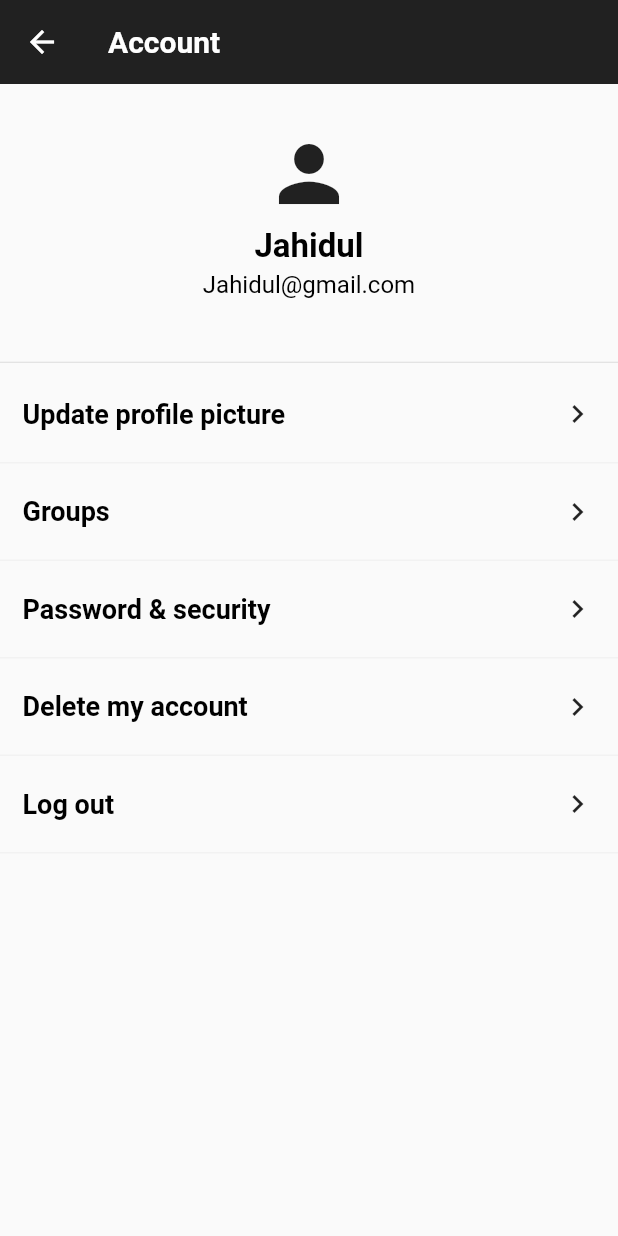
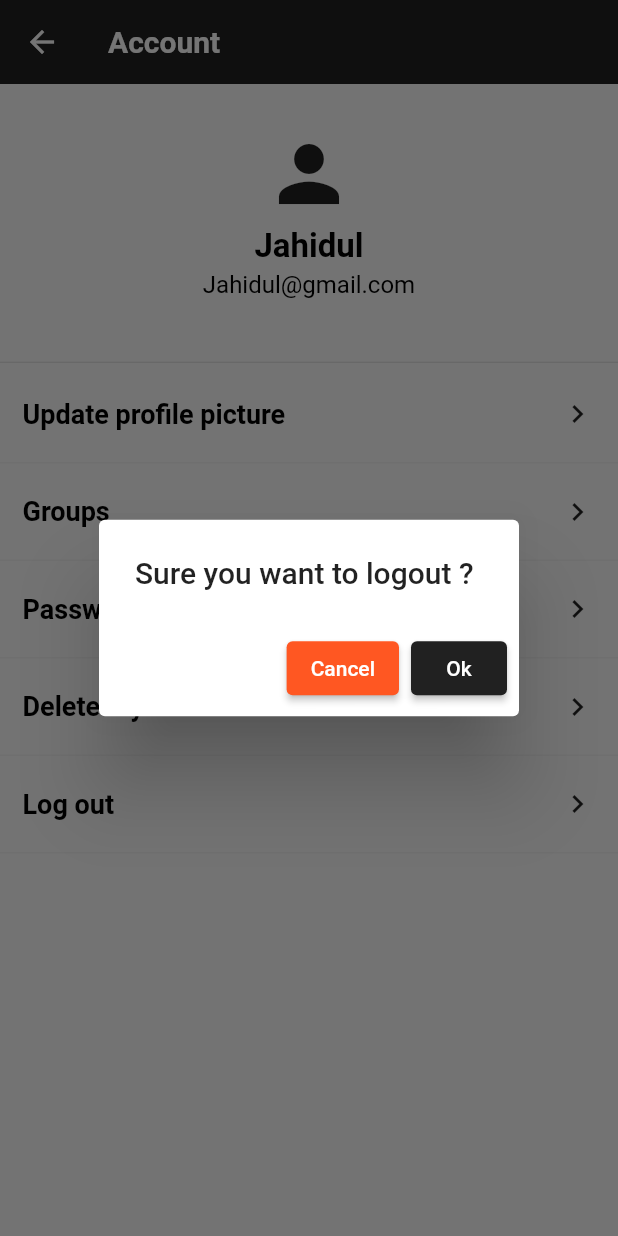
Before and after one commit to jahidul96/Memory_ShareApp_Flutter, a Flutter app: the ProfileScreen screen opened by its route, after a tap on "Log out", on a phone screen of 412 x 824 dp. Run offline on Flutter 3.47's test engine with Material 2 defaults, Android fonts, the phone set to English and light mode, and no system bars; our stand-ins replace cloud_firestore, firebase_auth, firebase_core, firebase_storage, image_picker; accounts and stored records are empty.

Commit message:
auth done with firebase

```diff
--- a/lib/firebase/auth_fb.dart
+++ b/lib/firebase/auth_fb.dart
@@ -33,7 +33,7 @@ void registerUser(
         .set(userData)
         .then(
       (value) {
-        Navigator.pushNamed(context, HomeScreen.routeName);
+        Navigator.pushNamed(context, AuthCheckScreen.routeName);
       },
     );
   } on FirebaseAuthException catch (e) {
@@ -52,7 +52,7 @@ void loginUser(String email, String password, BuildContext context) async {
           email: email,
           password: password,
         )
-        .then((_) => {Navigator.pushNamed(context, HomeScreen.routeName)});
+        .then((_) => {Navigator.pushNamed(context, AuthCheckScreen.routeName)});
   } on FirebaseAuthException catch (e) {
     if (e.code == 'user-not-found') {
       alertUser(context: context, alertText: "user-not-found");
--- a/lib/firebase/fb_storage.dart
+++ b/lib/firebase/fb_storage.dart
@@ -26,7 +26,8 @@ Future uploadFile({
 
 Future pickImage() async {
   try {
-    final img = await ImagePicker().pickImage(source: ImageSource.gallery);
+    final img = await ImagePicker()
+        .pickImage(source: ImageSource.gallery, imageQuality: 50);
     if (img == null) return;
     final tempImg = File(img.path);
 
--- a/lib/screens/auth/add_pic.dart
+++ b/lib/screens/auth/add_pic.dart
@@ -89,8 +89,8 @@ class _AddPicState extends State<AddPic> {
                       borderRadius: BorderRadius.circular(100),
                       child: Image.file(
                         _image!,
-                        width: 110,
-                        height: 110,
+                        width: 120,
+                        height: 120,
                         fit: BoxFit.cover,
                       ),
                     )
--- a/lib/screens/profile.dart
+++ b/lib/screens/profile.dart
@@ -1,6 +1,9 @@
+import 'package:firebase_auth/firebase_auth.dart';
 import 'package:flutter/material.dart';
 import 'package:memoryapp/utils/app_colors.dart';
+import 'package:memoryapp/widgets/confirmation_dialoge_model.dart';
 import 'package:memoryapp/widgets/text_comp.dart';
+import 'package:memoryapp/screens/auth/auth_check.dart';
 
 class ProfileScreen extends StatefulWidget {
   static const routeName = "ProfileScreen";
@@ -11,6 +14,18 @@ class ProfileScreen extends StatefulWidget {
 }
 
 class _ProfileScreenState extends State<ProfileScreen> {
+  logout() {
+    confirmModel(
+        context: context,
+        confirmFunc: () => confirmLogout(),
+        infoText: "You Want to logout");
+  }
+
+  confirmLogout() {
+    FirebaseAuth.instance.signOut();
+    Navigator.pushNamed(context, AuthCheckScreen.routeName);
+  }
+
   @override
   Widget build(BuildContext context) {
     return Scaffold(
@@ -50,11 +65,19 @@ class _ProfileScreenState extends State<ProfileScreen> {
             ),
             const SizedBox(height: 40),
             const Divider(height: 5),
-            optionComp(text: "Update profile picture"),
-            optionComp(text: "Groups"),
-            optionComp(text: "Password & security"),
-            optionComp(text: "Delete my account"),
-            optionComp(text: "Log out"),
+            optionComp(
+              text: "Update profile picture",
+              onTap: () {},
+            ),
+            optionComp(text: "Groups", onTap: () {}),
+            optionComp(text: "Password & security", onTap: () {}),
+            optionComp(text: "Delete my account", onTap: () {}),
+            optionComp(
+                text: "Log out",
+                onTap: () => confirmModel(
+                    context: context,
+                    confirmFunc: () => confirmLogout(),
+                    infoText: "Sure you want to logout ?")),
           ],
         ),
       ),
@@ -63,9 +86,10 @@ class _ProfileScreenState extends State<ProfileScreen> {
 
   Widget optionComp({
     required String text,
+    required Function()? onTap,
   }) =>
       InkWell(
-        onTap: () {},
+        onTap: onTap,
         child: Container(
           padding: const EdgeInsets.symmetric(horizontal: 15, vertical: 20),
           decoration: const BoxDecoration(
@@ -81,7 +105,7 @@ class _ProfileScreenState extends State<ProfileScreen> {
                   size: 18,
                 ),
               ),
-              Icon(Icons.chevron_right),
+              const Icon(Icons.chevron_right),
             ],
           ),
         ),
--- a/lib/widgets/confirmation_dialoge_model.dart
+++ b/lib/widgets/confirmation_dialoge_model.dart
@@ -49,13 +49,13 @@ Future confirmModel({
                 Navigator.pop(context);
               },
               style: ElevatedButton.styleFrom(
-                backgroundColor: AppColors.appbarColor,
+                backgroundColor: AppColors.buttonColor,
               ),
               child: const Text("Cancel")),
           ElevatedButton(
               onPressed: confirmFunc,
               style: ElevatedButton.styleFrom(
-                backgroundColor: AppColors.buttonColor,
+                backgroundColor: AppColors.appbarColor,
               ),
               child: const Text("Ok")),
         ],
```
